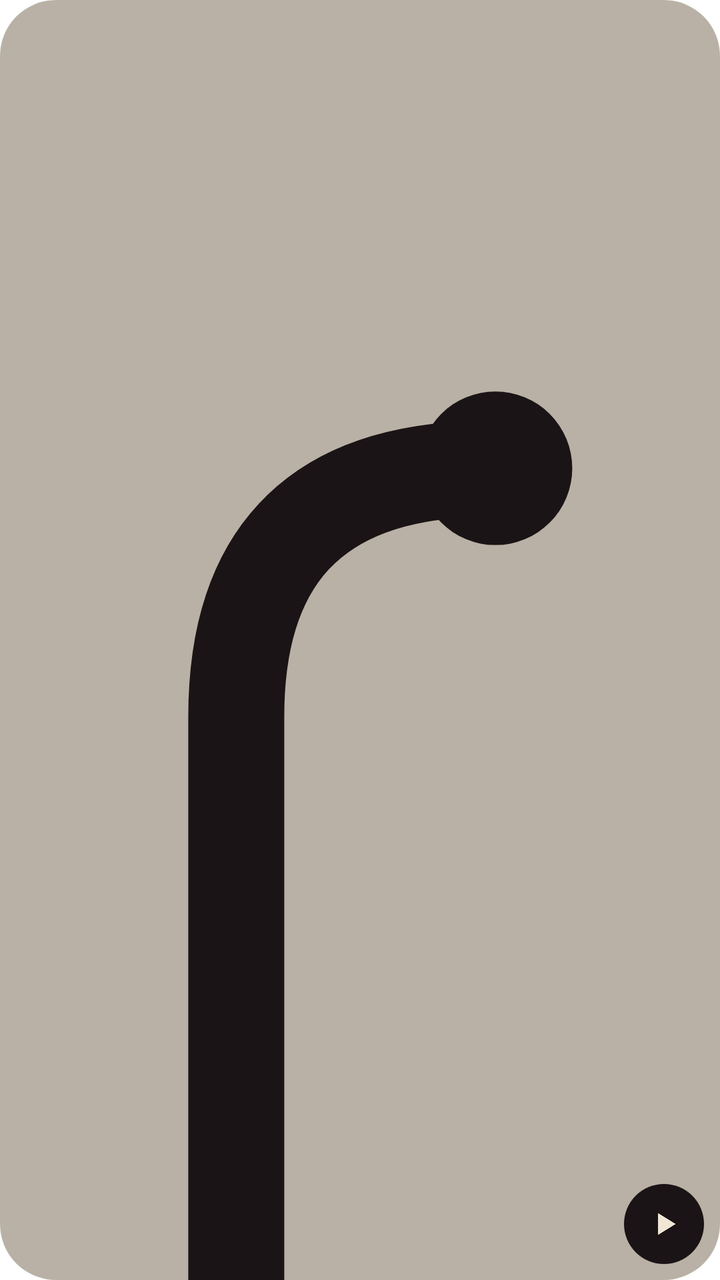
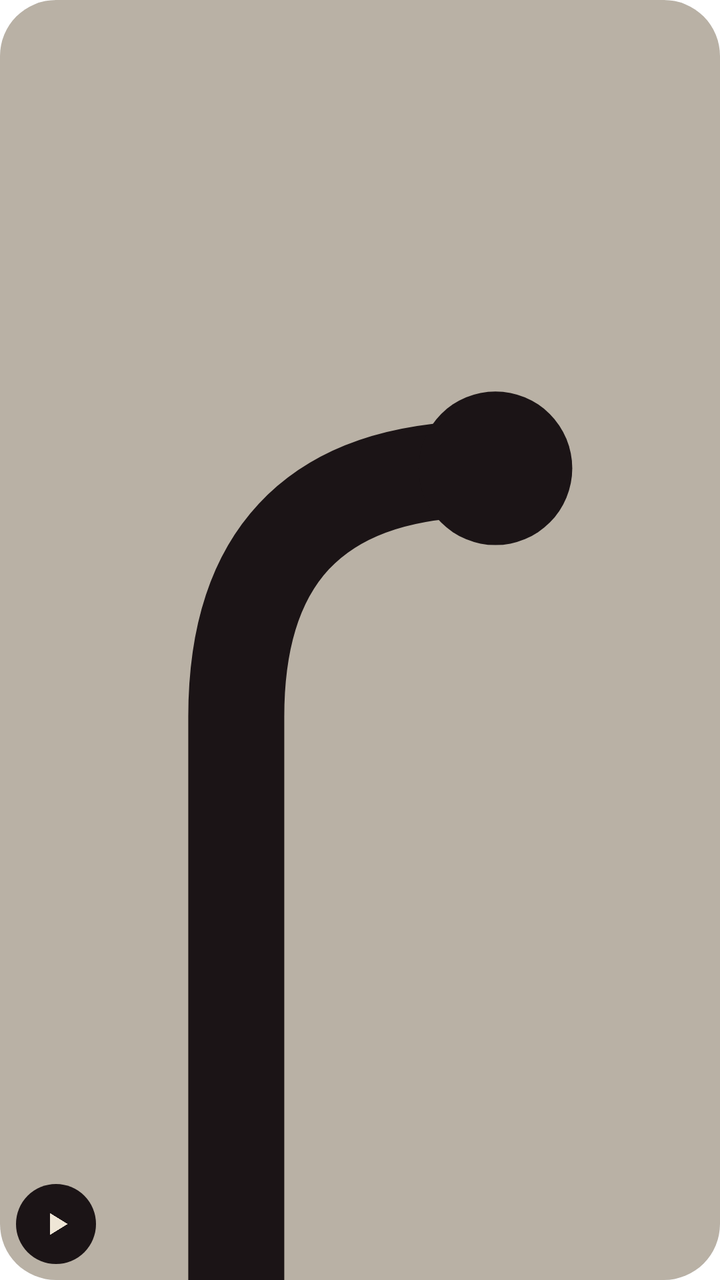

Screens rendered from an Android XML layout before and after an edit, with the pre-edit source and the edit as a unified diff.
<!-- AndroidManifest.xml: application theme Theme.Metrolist -->
<!-- res/layout/widget_arc_small.xml -->
<?xml version="1.0" encoding="utf-8"?>
<FrameLayout xmlns:android="http://schemas.android.com/apk/res/android"
    android:id="@+id/arc_root"
    android:layout_width="match_parent"
    android:layout_height="match_parent"
    android:background="@drawable/arc_widget_ground"
    android:clipToOutline="true">

    <ImageView
        android:id="@+id/arc_cover"
        android:layout_width="match_parent"
        android:layout_height="match_parent"
        android:contentDescription="@string/album_art"
        android:scaleType="centerCrop"
        android:src="@drawable/arc_widget_blank" />

    <FrameLayout
        android:id="@+id/arc_play"
        android:layout_width="40dp"
        android:layout_height="40dp"
        android:layout_gravity="bottom|end"
        android:layout_margin="8dp"
        android:background="@drawable/arc_widget_disc"
        android:contentDescription="@string/play_pause">

        <ImageView
            android:id="@+id/arc_play_icon"
            android:layout_width="20dp"
            android:layout_height="20dp"
            android:layout_gravity="center"
            android:importantForAccessibility="no"
            android:src="@drawable/arc_widget_play" />
    </FrameLayout>
</FrameLayout>
<!-- resources referenced by this layout -->
<resources>
  <!-- drawable arc_widget_blank (drawable) -->
  <?xml version="1.0" encoding="utf-8"?>
  <vector xmlns:android="http://schemas.android.com/apk/res/android"
      android:width="120dp"
      android:height="120dp"
      android:viewportWidth="120"
      android:viewportHeight="120">
      <path
          android:fillColor="@color/arc_widget_track"
          android:pathData="M0,0h120v120h-120z" />
      <group
          android:translateX="24"
          android:translateY="24">
          <path
              android:pathData="M24.4,96 L24.4,43.2 Q24.4,21 46,20"
              android:strokeColor="@color/arc_widget_ink"
              android:strokeWidth="9" />
          <path
              android:fillColor="@color/arc_widget_ink"
              android:pathData="M41.5,19.9 a7.2,7.2 0 1,0 14.4,0 a7.2,7.2 0 1,0 -14.4,0z" />
      </group>
  </vector>
  <!-- drawable arc_widget_disc (drawable) -->
  <?xml version="1.0" encoding="utf-8"?>
  <shape xmlns:android="http://schemas.android.com/apk/res/android" android:shape="oval">
      <solid android:color="@color/arc_widget_ink" />
  </shape>
  <!-- drawable arc_widget_ground (drawable) -->
  <?xml version="1.0" encoding="utf-8"?>
  <shape xmlns:android="http://schemas.android.com/apk/res/android" android:shape="rectangle">
      <solid android:color="@color/arc_widget_ground" />
      <corners android:radius="20dp" />
  </shape>
  <!-- drawable arc_widget_play (drawable) -->
  <?xml version="1.0" encoding="utf-8"?>
  <vector xmlns:android="http://schemas.android.com/apk/res/android"
      android:width="24dp"
      android:height="24dp"
      android:viewportWidth="24"
      android:viewportHeight="24">
      <path
          android:fillColor="@color/arc_widget_ground"
          android:pathData="M8.5,5.5 L19,12 L8.5,18.5Z" />
  </vector>
  <string name="album_art">Album art</string>
  <string name="play_pause">Play/Pause</string>
  <style name="Theme.Metrolist" parent="android:Theme.Material.Light.NoActionBar">
          <item name="android:windowContentOverlay">@null</item>
          <item name="android:windowDrawsSystemBarBackgrounds">true</item>
          <item name="android:windowMinWidthMinor">100%</item>
          <item name="android:windowMinWidthMajor">100%</item>
          <item name="android:windowNoTitle">true</item>
          <item name="android:windowBackground">#ffffff</item>
          <item name="android:enforceNavigationBarContrast" tools:ignore="NewApi">false</item>
          <item name="android:statusBarColor">@android:color/transparent</item>
          <item name="android:navigationBarColor">@android:color/transparent</item>
      </style>
  <color name="arc_widget_track">#401B1416</color>
  <color name="arc_widget_ink">#1B1416</color>
  <color name="arc_widget_ground">#EFE6D6</color>
</resources>

<!-- the commit's change to res/layout/widget_arc_small.xml (unified diff, before → after) -->
@@ -18,7 +18,7 @@
         android:id="@+id/arc_play"
         android:layout_width="40dp"
         android:layout_height="40dp"
-        android:layout_gravity="bottom|end"
+        android:layout_gravity="bottom|start"
         android:layout_margin="8dp"
         android:background="@drawable/arc_widget_disc"
         android:contentDescription="@string/play_pause">
